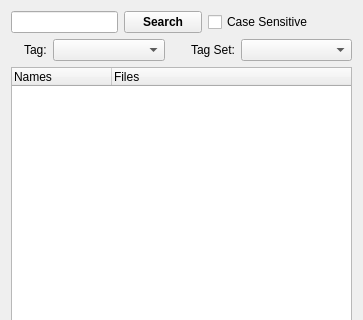
First picture: the form in src/listsdock.ui, repository fontmatrix/fontmatrix, before the edit; both pictures show x 0 to 363 and y 0 to 320 of the 363 by 671 pixel window.
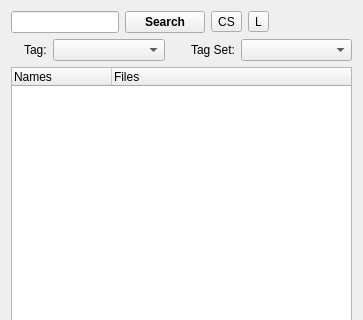
Second picture: the form after the edit. Custom widgets are drawn as their Qt base class.

Commit message: Added bug #11100 : RFE : insert search input string for finding font name

Patch:
```diff
--- a/src/listsdock.ui
+++ b/src/listsdock.ui
@@ -57,15 +57,28 @@
       </widget>
      </item>
      <item>
-      <widget class="QCheckBox" name="sensitivityCheck" >
-       <property name="focusPolicy" >
-        <enum>Qt::NoFocus</enum>
+      <widget class="QToolButton" name="sensitivityCheck" >
+       <property name="toolTip" >
+        <string>Case Sensitive search</string>
        </property>
+       <property name="text" >
+        <string>CS</string>
+       </property>
+       <property name="checkable" >
+        <bool>true</bool>
+       </property>
+      </widget>
+     </item>
+     <item>
+      <widget class="QToolButton" name="liveSearchCheck" >
        <property name="toolTip" >
         <string>Respect entered text case when searching</string>
        </property>
        <property name="text" >
-        <string>Case Sensitive</string>
+        <string>L</string>
+       </property>
+       <property name="checkable" >
+        <bool>true</bool>
        </property>
       </widget>
      </item>
```
Left out of the diff: 2 changed lines with no effect on the pictures. The commit also changes 2 other files.
